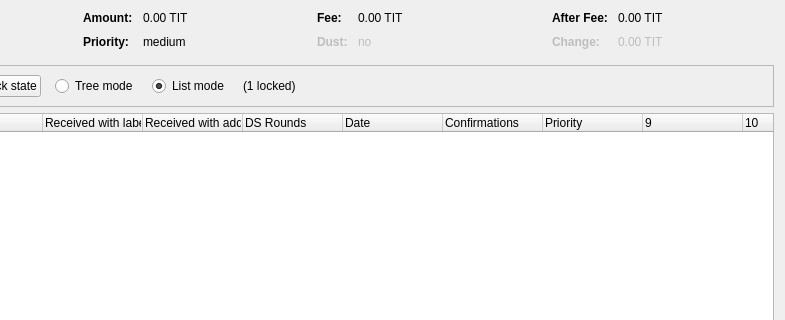
Before: the Qt Designer form src/qt/forms/coincontroldialog.ui in Limitless-VIP/Limitless, drawn with Qt 5; both pictures show x 169 to 954 and y 0 to 320 of the 954 by 500 pixel window.
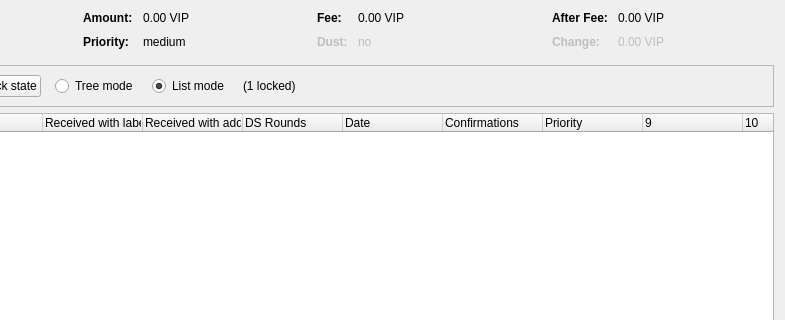
After: the same form once the commit is applied. Custom widgets are drawn as their Qt base class.

Patch:
```diff
--- a/src/qt/forms/coincontroldialog.ui
+++ b/src/qt/forms/coincontroldialog.ui
@@ -132,7 +132,7 @@
           <enum>Qt::ActionsContextMenu</enum>
          </property>
          <property name="text">
-          <string notr="true">0.00 TIT</string>
+          <string notr="true">0.00 VIP</string>
          </property>
          <property name="textInteractionFlags">
           <set>Qt::LinksAccessibleByMouse|Qt::TextSelectableByKeyboard|Qt::TextSelectableByMouse</set>
@@ -206,7 +206,7 @@
           <enum>Qt::ActionsContextMenu</enum>
          </property>
          <property name="text">
-          <string notr="true">0.00 TIT</string>
+          <string notr="true">0.00 VIP</string>
          </property>
          <property name="textInteractionFlags">
           <set>Qt::LinksAccessibleByMouse|Qt::TextSelectableByKeyboard|Qt::TextSelectableByMouse</set>
@@ -286,7 +286,7 @@
           <enum>Qt::ActionsContextMenu</enum>
          </property>
          <property name="text">
-          <string notr="true">0.00 TIT</string>
+          <string notr="true">0.00 VIP</string>
          </property>
          <property name="textInteractionFlags">
           <set>Qt::LinksAccessibleByMouse|Qt::TextSelectableByKeyboard|Qt::TextSelectableByMouse</set>
@@ -321,7 +321,7 @@
           <enum>Qt::ActionsContextMenu</enum>
          </property>
          <property name="text">
-          <string notr="true">0.00 TIT</string>
+          <string notr="true">0.00 VIP</string>
          </property>
          <property name="textInteractionFlags">
           <set>Qt::LinksAccessibleByMouse|Qt::TextSelectableByKeyboard|Qt::TextSelectableByMouse</set>
```
